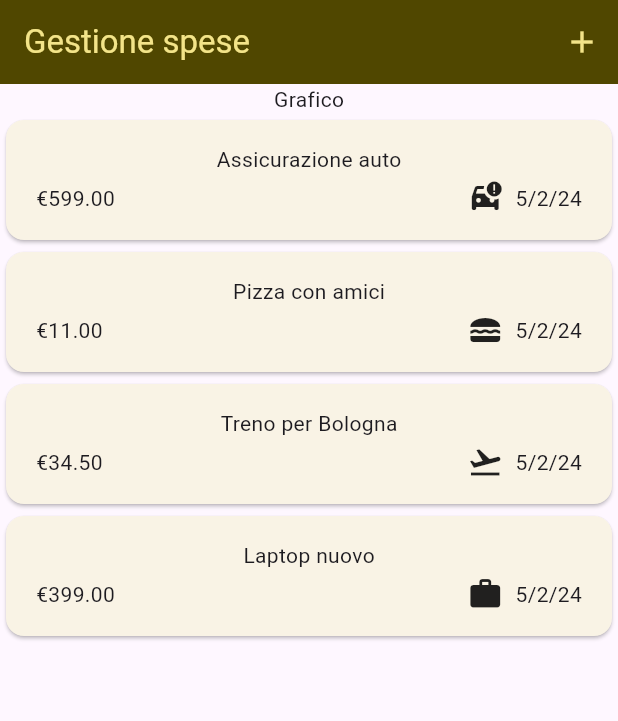
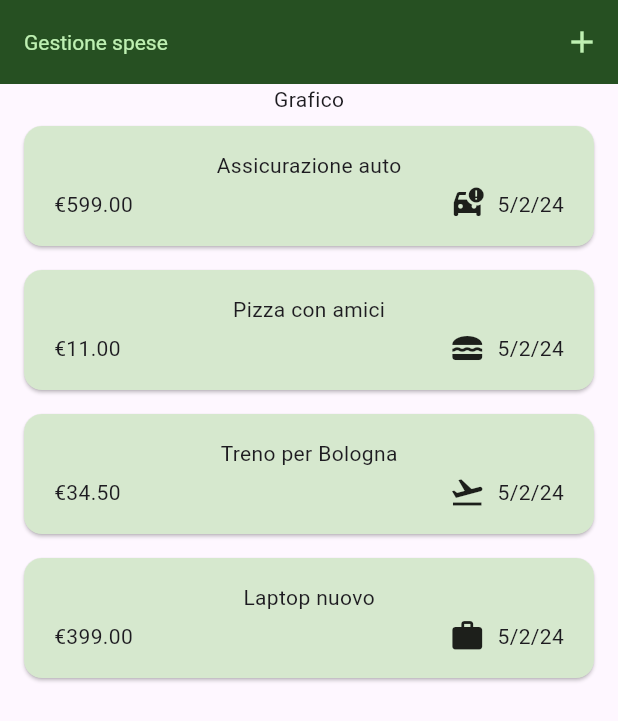
Before and after one commit to cristianmarcelli/expense_tracker, a Flutter app: the screen it shows after launch, on a phone screen of 412 x 824 dp. Shown: the top 721 px of the screen. Run offline on Flutter 3.47's test engine with Material 3 defaults, Android fonts, the phone set to English and light mode, and no system bars.

```diff
--- a/lib/widgets/expenses.dart
+++ b/lib/widgets/expenses.dart
@@ -11,7 +11,7 @@ class Expenses extends StatefulWidget {
 }
 
 var kColorScheme =
-    ColorScheme.fromSeed(seedColor: const Color.fromARGB(255, 230, 207, 0));
+    ColorScheme.fromSeed(seedColor: const Color.fromARGB(255, 0, 196, 39));
 
 class _ExpensesState extends State<Expenses> {
   @override
@@ -23,6 +23,25 @@ class _ExpensesState extends State<Expenses> {
           backgroundColor: kColorScheme.onPrimaryContainer,
           foregroundColor: kColorScheme.primaryContainer,
         ),
+        cardTheme: const CardTheme().copyWith(
+          color: kColorScheme.secondaryContainer,
+          margin: const EdgeInsets.symmetric(
+            horizontal: 16,
+            vertical: 8,
+          ),
+        ),
+        elevatedButtonTheme: ElevatedButtonThemeData(
+          style: ElevatedButton.styleFrom(
+            backgroundColor: kColorScheme.primaryContainer,
+          ),
+        ),
+        textTheme: ThemeData().textTheme.copyWith(
+              titleLarge: TextStyle(
+                fontWeight: FontWeight.normal,
+                color: kColorScheme.onSecondaryContainer,
+                fontSize: 14,
+              ),
+            ),
       ),
       home: const HomePage(),
     );
```
